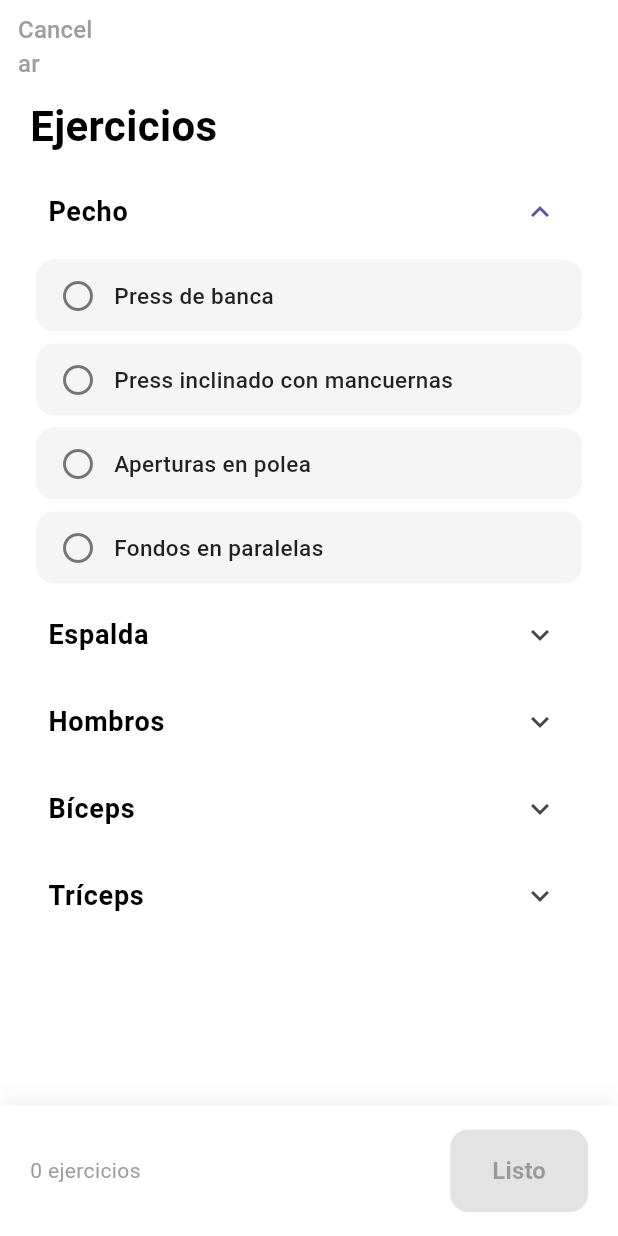
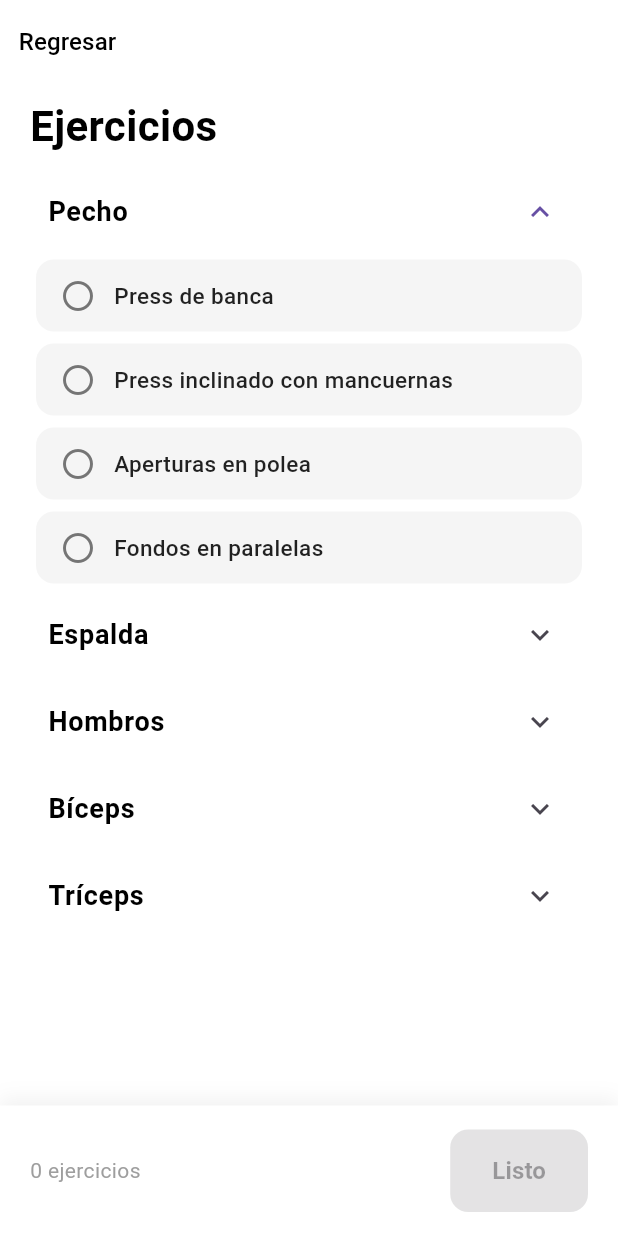
Before and after one commit to HectorSan13/GymBook, a Flutter app: the ExercisesScreen screen opened directly, on a phone screen of 412 x 824 dp. Run offline on Flutter 3.47's test engine with Material 3 defaults, Android fonts, the phone set to English and light mode, and no system bars; our stand-ins replace syncfusion_flutter_charts.

Commit message:
Mejoras de UI: icono de rutinas, boton atras y titulo centrado

```diff
--- a/lib/screens/exercises_screen.dart
+++ b/lib/screens/exercises_screen.dart
@@ -29,14 +29,18 @@ class _ExercisesScreenState extends State<ExercisesScreen> {
       appBar: AppBar(
         backgroundColor: Colors.white,
         elevation: 0,
+        leadingWidth: 90,
         leading: TextButton(
           onPressed: () => Navigator.of(context).pop(),
+          style: TextButton.styleFrom(
+            padding: EdgeInsets.zero,
+          ),
           child: const Text(
-            'Cancelar',
-            style: TextStyle(color: Colors.grey, fontSize: 16),
+            'Regresar',
+            style: TextStyle(color: Colors.black, fontSize: 16),
           ),
         ),
-        leadingWidth: 80,
+        //
       ),
       body: Column(
         crossAxisAlignment: CrossAxisAlignment.start,
--- a/lib/screens/routines_screen.dart
+++ b/lib/screens/routines_screen.dart
@@ -20,6 +20,7 @@ class _RoutinesScreenState extends State<RoutinesScreen> {
       appBar: AppBar(
         backgroundColor: Colors.white,
         elevation: 0,
+        centerTitle: true,
         iconTheme: const IconThemeData(color: Colors.black),
         title: const Text(
           'Mis rutinas',
@@ -157,7 +158,7 @@ class _RoutinesScreenState extends State<RoutinesScreen> {
         destinations: const [
           NavigationDestination(
             icon: Icon(Icons.home_outlined),
-            selectedIcon: Icon(Icons.home),
+            selectedIcon: Icon(Icons.fitness_center),
             label: 'Rutinas',
           ),
           NavigationDestination(
```
